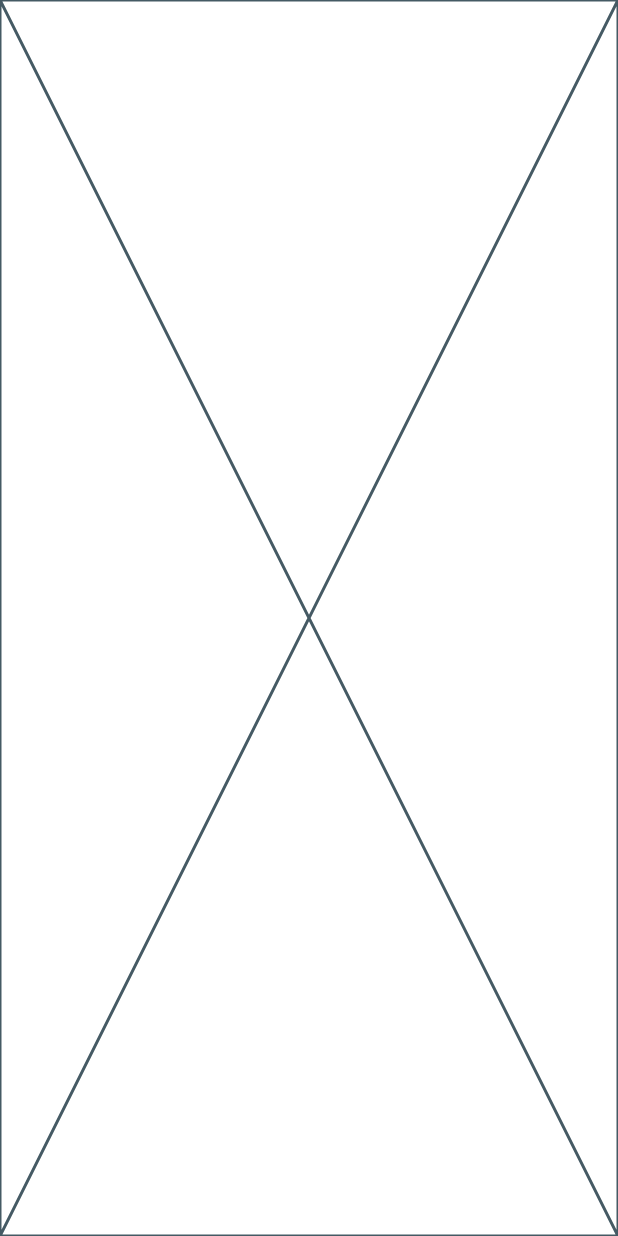
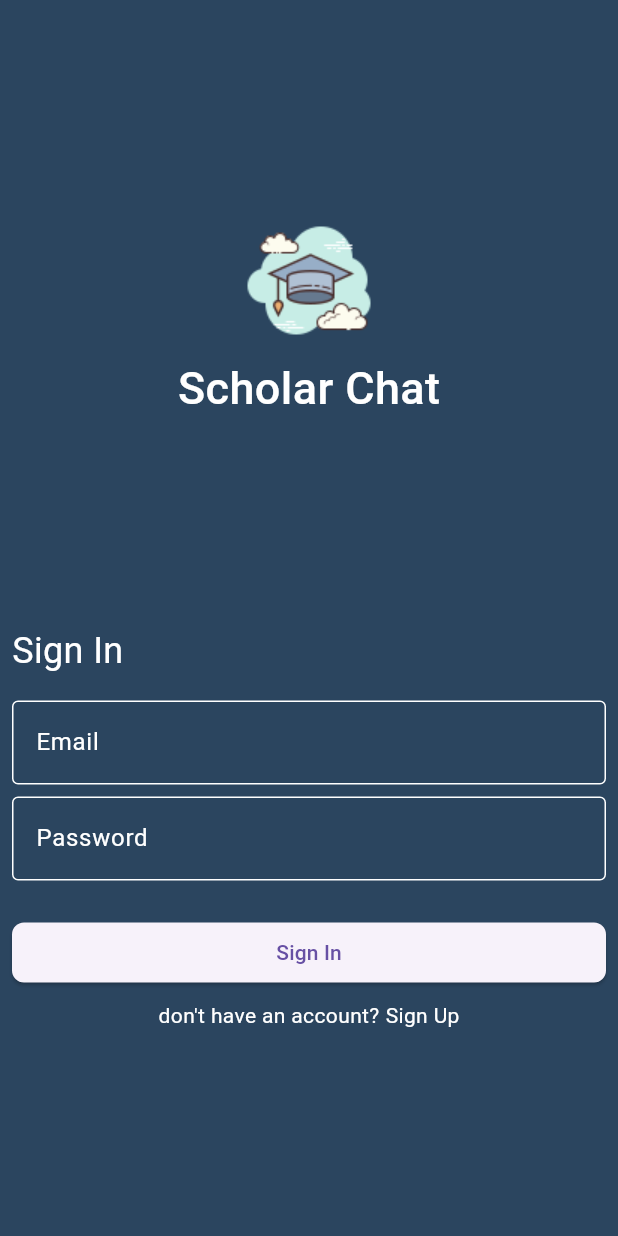
Before and after one commit to abdomostafa1/chat-app, a Flutter app: the screen it shows after launch, on a phone screen of 412 x 824 dp. Run offline on Flutter 3.47's test engine with Material 3 defaults, Android fonts, the phone set to English and light mode, and no system bars.

Commit message:
build login and sign up screen

```diff
--- a/lib/main.dart
+++ b/lib/main.dart
@@ -1,3 +1,5 @@
+import 'package:chat_app/screens/login_screen.dart';
+import 'package:chat_app/screens/signup_screen.dart';
 import 'package:flutter/material.dart';
 
 void main() {
@@ -10,8 +12,17 @@ class ChatApp extends StatelessWidget {
   // This widget is the root of your application.
   @override
   Widget build(BuildContext context) {
-    return const MaterialApp(
-      home: Placeholder(),
+    return  MaterialApp(
+      routes: {
+        Routes.LoginScreen: (context) => LoginScreen(),
+        Routes.SignUpScreen: (context) => SignupScreen(),
+      },
+      initialRoute: 'LoginScreen',
     );
   }
 }
+
+class Routes {
+  static const String LoginScreen='LoginScreen';
+  static const String SignUpScreen='SignUpScreen';
+}
--- /dev/null
+++ b/lib/screens/login_screen.dart
@@ -0,0 +1,73 @@
+import 'package:chat_app/main.dart';
+import 'package:chat_app/screens/signup_screen.dart';
+import 'package:chat_app/widgets/custom_text_field.dart';
+import 'package:flutter/cupertino.dart';
+import 'package:flutter/material.dart';
+import 'package:flutter/widgets.dart';
+
+class LoginScreen extends StatelessWidget {
+  const LoginScreen({super.key});
+
+  @override
+  Widget build(BuildContext context) {
+    return Scaffold(
+      backgroundColor: const Color(0xff2B455F),
+      body: Padding(
+        padding: const EdgeInsets.symmetric(horizontal: 8),
+        child: Column(
+          mainAxisAlignment: MainAxisAlignment.center,
+          crossAxisAlignment: CrossAxisAlignment.center,
+          children: [
+            const Spacer(flex: 1),
+            Image.asset('assets/images/scholar.png'),
+            const Text(
+              'Scholar Chat',
+              style: TextStyle(
+                  fontSize: 30,
+                  color: Colors.white,
+                  fontWeight: FontWeight.w500),
+            ),
+            const Spacer(flex: 1),
+            Container(
+              alignment: Alignment.topLeft,
+              child: const Text(
+                'Sign In',
+                style: TextStyle(fontSize: 24, color: Colors.white),
+              ),
+            ),
+            const SizedBox(height: 16),
+            CustomTextField(hint: 'Email', onChange: (value) {}),
+            const SizedBox(height: 8),
+            CustomTextField(hint: 'Password', onChange: (value) {}),
+            const SizedBox(height: 24),
+            SizedBox(
+              width: double.infinity,
+              child: ElevatedButton(
+                onPressed: () {},
+                child: Text('Sign In'),
+                style: ElevatedButton.styleFrom(
+                    shape: RoundedRectangleBorder(
+                        borderRadius: BorderRadius.circular(8.0))),
+              ),
+            ),
+            const SizedBox(height: 8),
+             Row(
+              mainAxisAlignment: MainAxisAlignment.center,
+              children: [
+                const Text('don\'t have an account?',
+                    style: TextStyle(color: Colors.white)),
+                const SizedBox(width: 4),
+                GestureDetector(
+                  onTap: (){
+                    Navigator.pushNamed(context,Routes.SignUpScreen);
+                  },
+                    child: Text('Sign Up', style: TextStyle(color: Colors.white)))
+              ],
+            ),
+            const Spacer(flex: 1),
+          ],
+        ),
+      ),
+    );
+  }
+}
--- /dev/null
+++ b/lib/widgets/custom_text_field.dart
@@ -0,0 +1,30 @@
+import 'package:flutter/cupertino.dart';
+import 'package:flutter/material.dart';
+
+class CustomTextField extends StatelessWidget {
+  const CustomTextField(
+      {super.key, required this.hint, required this.onChange});
+
+  final String hint;
+  final void Function(String value) onChange;
+
+  @override
+  Widget build(BuildContext context) {
+    return TextField(
+        onChanged: onChange,
+        cursorColor: Colors.white,
+        style: const TextStyle(color: Colors.white),
+        decoration: InputDecoration(
+            hintText: hint,
+            hintStyle: const TextStyle(color: Colors.grey),
+            label: Text(
+              hint,
+              style: const TextStyle(color: Colors.white),
+            ),
+            enabledBorder: const OutlineInputBorder(
+                borderSide: BorderSide(color: Colors.white)),
+            focusedBorder: const OutlineInputBorder(
+              borderSide: BorderSide(color: Colors.white),
+            )));
+  }
+}
```
Also changed, not shown: lib/screens/signup_screen.dart (added, +71 -0 lines).
